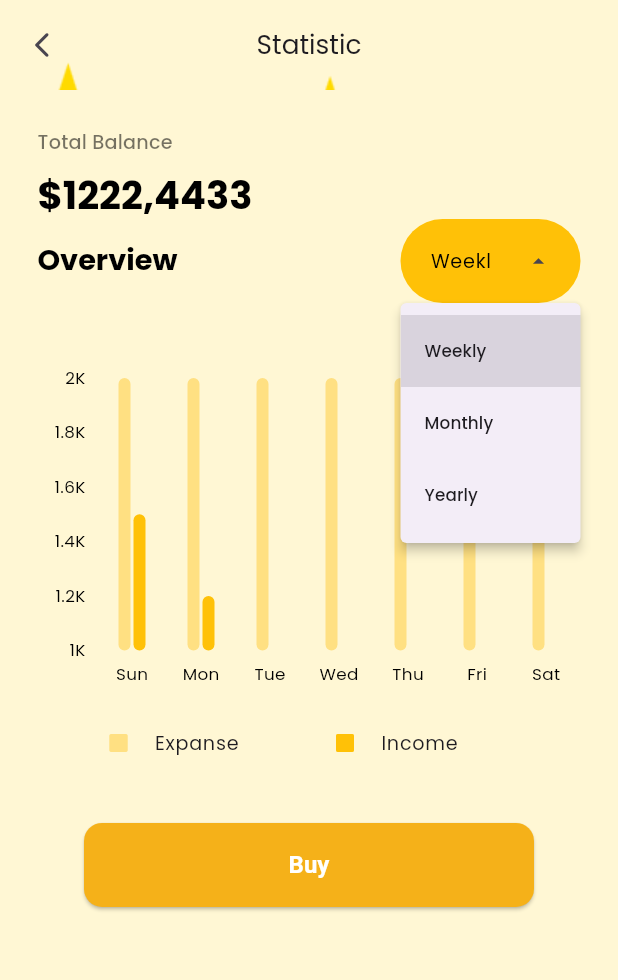
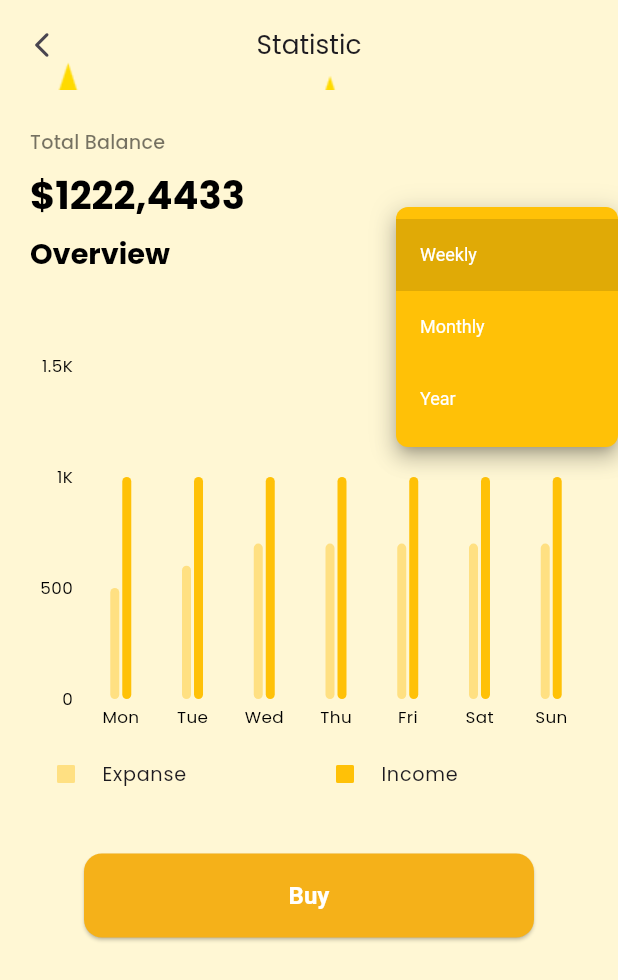
Before and after one commit to YahyaKhan007/E-Gold, a Flutter app: the StatisticView screen opened by its route, after a tap on "Weekly", on a phone screen of 412 x 824 dp. Shown: the top 980 px of the screen. Run offline on Flutter 3.47's test engine with Material 3 defaults, Android fonts, the phone set to English and light mode, and no system bars; drawn by our look-alikes of fl_chart; our stand-ins replace cloud_firestore, firebase_auth, firebase_core, firebase_storage, flutter_holo_date_picker, flutter_svg and 9 more; missing offline and left inert: flutter_facebook_auth, onscreen_num_keyboard; accounts and stored records are empty; project files that could hold a hidden picture were left out.

Commit message:
forget password and statistic work

```diff
--- a/lib/ui/views/auth_views/forgetpassword/forgetpassword_view.dart
+++ b/lib/ui/views/auth_views/forgetpassword/forgetpassword_view.dart
@@ -1,7 +1,6 @@
 import 'package:e_gold/ui/common/ui_helpers.dart';
 import 'package:flutter/gestures.dart';
 import 'package:flutter/material.dart';
-import 'package:flutter_svg/flutter_svg.dart';
 import 'package:intl_phone_number_input/intl_phone_number_input.dart';
 import 'package:stacked/stacked.dart';
 
--- a/lib/ui/views/statistic/statistic_view.dart
+++ b/lib/ui/views/statistic/statistic_view.dart
@@ -15,6 +15,67 @@ class StatisticView extends StackedView<StatisticViewModel> {
     StatisticViewModel viewModel,
     Widget? child,
   ) {
+    final List<Map<String, dynamic>> dropdownData = [
+      {'text': 'Weekly', 'value': 1},
+      {'text': 'Monthly', 'value': 2},
+      {'text': 'Year', 'value': 3},
+    ];
+
+    var dataYear = [
+      ExpenseIncomeModel(dataOf: 'Jan', expenses: 500, income: 1000.500),
+      ExpenseIncomeModel(dataOf: 'Feb', expenses: 600, income: 1000),
+      ExpenseIncomeModel(dataOf: 'Mar', expenses: 700, income: 1000),
+      ExpenseIncomeModel(dataOf: 'April', expenses: 700, income: 1000),
+      ExpenseIncomeModel(dataOf: 'May', expenses: 700, income: 1000),
+      ExpenseIncomeModel(dataOf: 'Jun', expenses: 700, income: 1000),
+      ExpenseIncomeModel(dataOf: 'Jul', expenses: 700, income: 1000),
+      ExpenseIncomeModel(dataOf: 'Aug', expenses: 700, income: 1000),
+      ExpenseIncomeModel(dataOf: 'Sep', expenses: 700, income: 1000),
+      ExpenseIncomeModel(dataOf: 'Oct', expenses: 70, income: 1000),
+      ExpenseIncomeModel(dataOf: 'Nov', expenses: 50, income: 1000),
+      ExpenseIncomeModel(dataOf: 'Dec', expenses: 80, income: 1000),
+    ];
+
+    var dataMonth = [
+      ExpenseIncomeModel(dataOf: '1', expenses: 500, income: 1000.500),
+      ExpenseIncomeModel(dataOf: '2', expenses: 600, income: 1000),
+      ExpenseIncomeModel(dataOf: '3', expenses: 700, income: 1000),
+      ExpenseIncomeModel(dataOf: '4', expenses: 700, income: 1000),
+      ExpenseIncomeModel(dataOf: '5', expenses: 700, income: 1000),
+      ExpenseIncomeModel(dataOf: '6', expenses: 700, income: 1000),
+      ExpenseIncomeModel(dataOf: '7', expenses: 700, income: 1000),
+      ExpenseIncomeModel(dataOf: '8', expenses: 700, income: 1000),
+      ExpenseIncomeModel(dataOf: '9', expenses: 700, income: 1000),
+      ExpenseIncomeModel(dataOf: '10', expenses: 70, income: 1000),
+      ExpenseIncomeModel(dataOf: '11', expenses: 50, income: 1000),
+      ExpenseIncomeModel(dataOf: '12', expenses: 80, income: 1000),
+      ExpenseIncomeModel(dataOf: '1', expenses: 500, income: 1000.500),
+      ExpenseIncomeModel(dataOf: '2', expenses: 600, income: 1000),
+      ExpenseIncomeModel(dataOf: '3', expenses: 700, income: 1000),
+      ExpenseIncomeModel(dataOf: '4', expenses: 700, income: 1000),
+      ExpenseIncomeModel(dataOf: '5', expenses: 700, income: 1000),
+      ExpenseIncomeModel(dataOf: '6', expenses: 700, income: 1000),
+      ExpenseIncomeModel(dataOf: '7', expenses: 700, income: 1000),
+      ExpenseIncomeModel(dataOf: '8', expenses: 700, income: 1000),
+      ExpenseIncomeModel(dataOf: '9', expenses: 700, income: 1000),
+      ExpenseIncomeModel(dataOf: '10', expenses: 70, income: 1000),
+      ExpenseIncomeModel(dataOf: '11', expenses: 50, income: 1000),
+      ExpenseIncomeModel(dataOf: '12', expenses: 80, income: 1000),
+      ExpenseIncomeModel(dataOf: '10', expenses: 70, income: 1000),
+      ExpenseIncomeModel(dataOf: '11', expenses: 50, income: 1000),
+      ExpenseIncomeModel(dataOf: '12', expenses: 80, income: 1000),
+    ];
+
+    var dataWeek = [
+      ExpenseIncomeModel(dataOf: 'Mon', expenses: 500, income: 1000.500),
+      ExpenseIncomeModel(dataOf: 'Tue', expenses: 600, income: 1000),
+      ExpenseIncomeModel(dataOf: 'Wed', expenses: 700, income: 1000),
+      ExpenseIncomeModel(dataOf: 'Thu', expenses: 700, income: 1000),
+      ExpenseIncomeModel(dataOf: 'Fri', expenses: 700, income: 1000),
+      ExpenseIncomeModel(dataOf: 'Sat', expenses: 700, income: 1000),
+      ExpenseIncomeModel(dataOf: 'Sun', expenses: 700, income: 1000),
+    ];
+
     return SafeArea(
       child: Scaffold(
         appBar: kAppBar(
@@ -22,7 +83,7 @@ class StatisticView extends StackedView<StatisticViewModel> {
             context: context,
             title: const Text('Statistic')),
         body: SingleChildScrollView(
-          padding: const EdgeInsets.only(left: 25.0, right: 25.0, top: 25.0),
+          padding: const EdgeInsets.only(left: 20.0, right: 20.0, top: 25.0),
           child: Column(
             crossAxisAlignment: CrossAxisAlignment.start,
             children: [
@@ -56,51 +117,46 @@ class StatisticView extends StackedView<StatisticViewModel> {
                                 color: Colors.black,
                                 fontWeight: FontWeight.w700),
                       ),
-                      const DropdownMenu(
-                          width: 120,
-                          inputDecorationTheme: InputDecorationTheme(
-                              isDense: true,
-                              filled: true,
-                              fillColor: Colors.amber),
-                          initialSelection: 0,
-                          dropdownMenuEntries: [
-                            DropdownMenuEntry(value: 0, label: 'Weekly'),
-                            DropdownMenuEntry(value: 1, label: 'Monthly'),
-                            DropdownMenuEntry(value: 2, label: 'Yearly'),
-                          ]),
+                      SizedBox(
+                        width: 108,
+                        height: 48,
+                        child: DropdownButtonFormField<dynamic>(
+                          isDense: true,
+                          value: viewModel.selectedValue,
+                          dropdownColor: Colors.amber,
+                          borderRadius: BorderRadius.circular(8.0),
+                          padding: const EdgeInsets.all(0),
+                          style: const TextStyle(fontSize: 12.0),
+                          decoration: const InputDecoration(
+                            isDense: true,
+                            fillColor: Colors.amber,
+                            iconColor: Colors.white,
+                          ),
+                          hint: Text(
+                            viewModel.selectedValue.toString(),
+                            style: Theme.of(context).textTheme.labelLarge,
+                          ),
+                          items: dropdownData.map((data) {
+                            return DropdownMenuItem<dynamic>(
+                                value: data['value'],
+                                child: Text(
+                                  data['text'].toString(),
+                                ));
+                          }).toList(),
+                          onChanged: viewModel.onButtonPressedDropDown,
+                        ),
+                      ),
                     ],
                   ),
                   verticalSpaceLarge,
-                  const KBarChart(weeklySummary: [
-                    {
-                      'expanse': 2000.0,
-                      'income': 1500.0,
-                    },
-                    {
-                      'expanse': 2000.0,
-                      'income': 1200.0,
-                    },
-                    {
-                      'expanse': 2000.0,
-                      'income': 1000.0,
-                    },
-                    {
-                      'expanse': 2000.0,
-                      'income': 1000.0,
-                    },
-                    {
-                      'expanse': 2000.0,
-                      'income': 1000.0,
-                    },
-                    {
-                      'expanse': 2000.0,
-                      'income': 1000.0,
-                    },
-                    {
-                      'expanse': 2000.0,
-                      'income': 1000.0,
-                    },
-                  ], maxYValue: 2000, minYValue: 1000)
+                  KBarChart(
+                      data: viewModel.selectedValue == 1
+                          ? dataWeek
+                          : viewModel.selectedValue == 2
+                              ? dataMonth
+                              : dataYear,
+                      maxYValue: 1500,
+                      minYValue: 0)
                 ],
               ),
               verticalSpaceMedium,
--- a/lib/ui/views/statistic/statistic_viewmodel.dart
+++ b/lib/ui/views/statistic/statistic_viewmodel.dart
@@ -1,5 +1,15 @@
+import 'package:flutter/material.dart';
 import 'package:stacked/stacked.dart';
 
 class StatisticViewModel extends BaseViewModel {
+  int? selectedValue = 1;
+
   void onButtonPressed() {}
+
+  void onButtonPressedDropDown(value) {
+    WidgetsBinding.instance.addPostFrameCallback((_) {
+      selectedValue = value;
+      rebuildUi();
+    });
+  }
 }
--- a/lib/ui/views/statistic/widgets/bar_chart.dart
+++ b/lib/ui/views/statistic/widgets/bar_chart.dart
@@ -1,145 +1,116 @@
+import 'package:e_gold/ui/common/ui_helpers.dart';
 import 'package:fl_chart/fl_chart.dart';
 import 'package:flutter/material.dart';
 
-class IndividualBar {
-  final int x;
-  final List<double> y;
+class ExpenseIncomeModel {
+  final String dataOf;
+  final double expenses;
+  final double income;
 
-  IndividualBar(
-    this.x,
-    this.y,
-  );
+  ExpenseIncomeModel({
+    required this.dataOf,
+    required this.expenses,
+    required this.income,
+  });
 }
 
-class BarData {
-  final List<double> sunAmount;
-  final List<double> monAmount;
-  final List<double> tueAmount;
-  final List<double> wedAmount;
-  final List<double> thuAmount;
-  final List<double> friAmount;
-  final List<double> satAmount;
+class KBarChart extends StatefulWidget {
+  final List<ExpenseIncomeModel> data;
 
-  BarData(this.sunAmount, this.monAmount, this.tueAmount, this.wedAmount,
-      this.thuAmount, this.friAmount, this.satAmount);
-
-  List<IndividualBar> weekData = [];
-
-  void initializeBarData() {
-    weekData = [
-      IndividualBar(1, [sunAmount[0], sunAmount[1]]),
-      IndividualBar(2, [monAmount[0], monAmount[1]]),
-      IndividualBar(3, [tueAmount[0], tueAmount[1]]),
-      IndividualBar(4, [wedAmount[0], wedAmount[1]]),
-      IndividualBar(5, [thuAmount[0], thuAmount[1]]),
-      IndividualBar(6, [friAmount[0], friAmount[1]]),
-      IndividualBar(7, [satAmount[0], satAmount[1]]),
-    ];
-  }
-}
-
-class KBarChart extends StatelessWidget {
-  final List<Map<String, dynamic>> weeklySummary;
   final double? maxYValue;
   final double? minYValue;
 
   const KBarChart(
       {super.key,
-      required this.weeklySummary,
+      required this.data,
       required this.maxYValue,
       required this.minYValue});
 
   @override
+  State<KBarChart> createState() => _KBarChartState();
+}
+
+class _KBarChartState extends State<KBarChart> {
+  @override
   Widget build(BuildContext context) {
-    BarData weeklyStatistics = BarData(
-      [
-        weeklySummary[0]['expanse'],
-        weeklySummary[0]['income'],
-      ],
-      [
-        weeklySummary[1]['expanse'],
-        weeklySummary[1]['income'],
-      ],
-      [
-        weeklySummary[2]['expanse'],
-        weeklySummary[2]['income'],
-      ],
-      [
-        weeklySummary[3]['expanse'],
-        weeklySummary[3]['income'],
-      ],
-      [
-        weeklySummary[4]['expanse'],
-        weeklySummary[4]['income'],
-      ],
-      [
-        weeklySummary[5]['expanse'],
-        weeklySummary[5]['income'],
-      ],
-      [
-        weeklySummary[6]['expanse'],
-        weeklySummary[6]['income'],
-      ],
-    );
-
-    weeklyStatistics.initializeBarData();
-
     return Column(
-      crossAxisAlignment: CrossAxisAlignment.center,
       children: [
-        Container(
-          margin: const EdgeInsets.only(bottom: 12.0),
-          child: AspectRatio(
-            aspectRatio: 16 / 9,
+        SingleChildScrollView(
+          scrollDirection: Axis.horizontal,
+          controller: ScrollController(),
+          child: SizedBox(
+            width: widget.data.length == 7
+                ? screenWidth(context) * .9
+                : widget.data.length <= 28 || widget.data.length <= 30
+                    ? 800
+                    : 640,
+            height: 244,
             child: BarChart(
               BarChartData(
                 alignment: BarChartAlignment.spaceAround,
-                maxY: maxYValue,
-                minY: minYValue,
+                maxY: widget.maxYValue,
+                minY: widget.minYValue,
                 gridData: const FlGridData(show: false),
                 borderData: FlBorderData(show: false),
-                titlesData: const FlTitlesData(
+                titlesData: FlTitlesData(
                   show: true,
-                  rightTitles: AxisTitles(
+                  rightTitles: const AxisTitles(
                       sideTitles: SideTitles(
                     showTitles: false,
                   )),
-                  topTitles: AxisTitles(
+                  topTitles: const AxisTitles(
                     sideTitles: SideTitles(
                       showTitles: false,
                     ),
                   ),
-                  leftTitles: AxisTitles(
+                  leftTitles: const AxisTitles(
                       sideTitles:
-                          SideTitles(showTitles: true, reservedSize: 40)),
+                          SideTitles(showTitles: true, reservedSize: 36)),
                   bottomTitles: AxisTitles(
-                      sideTitles: SideTitles(
-                          showTitles: true, getTitlesWidget: getBottomTitles)),
+                    sideTitles: SideTitles(
+                      showTitles: true,
+                      getTitlesWidget: (
+                        double value,
+                        TitleMeta meta,
+                      ) {
+                        return SideTitleWidget(
+                            space: 4,
+                            axisSide: meta.axisSide,
+                            child: Text(
+                              widget.data[value.toInt()].dataOf,
+                            ));
+                      },
+                    ),
+                  ),
                 ),
-                barGroups: weeklyStatistics.weekData
-                    .map((data) => BarChartGroupData(x: data.x, barRods: [
+                barGroups: widget.data
+                    .asMap()
+                    .entries
+                    .map(
+                      (entry) => BarChartGroupData(
+                        x: entry.key,
+                        barRods: [
                           BarChartRodData(
+                            width: 6,
+                            toY: entry.value.expenses,
                             color: Colors.amber[200],
-                            toY: data.y[0],
-                            width: 8,
-                            borderRadius: BorderRadius.circular(4),
                           ),
                           BarChartRodData(
+                            width: 6,
+                            toY: entry.value.income,
                             color: Colors.amber,
-                            toY: data.y[1],
-                            width: 8,
-                            borderRadius: BorderRadius.circular(4),
                           ),
-                        ]))
+                        ],
+                      ),
+                    )
                     .toList(),
               ),
             ),
           ),
         ),
-        Padding(
-          padding: const EdgeInsets.symmetric(horizontal: 30.0),
+        Center(
           child: Row(
-            mainAxisAlignment: MainAxisAlignment.spaceAround,
+            mainAxisAlignment: MainAxisAlignment.start,
             children: [
               Expanded(
                 child: ListTile(
@@ -170,49 +141,3 @@ class KBarChart extends StatelessWidget {
     );
   }
 }
-
-Widget getBottomTitles(
-  double value,
-  TitleMeta meta,
-) {
-  var style = const TextStyle(
-    fontWeight: FontWeight.w400,
-  );
-
-  Widget text;
-
-  switch (value.toInt()) {
-    case 1:
-      text = Text("Sun", style: style);
-      break;
-
-    case 2:
-      text = Text("Mon", style: style);
-      break;
-
-    case 3:
-      text = Text("Tue", style: style);
-      break;
-
-    case 4:
-      text = Text("Wed", style: style);
-      break;
-
-    case 5:
-      text = Text("Thu", style: style);
-      break;
-    case 6:
-      text = Text("Fri", style: style);
-      break;
-
-    case 7:
-      text = Text("Sat", style: style);
-      break;
-
-    default:
-      text = Text("", style: style);
-      break;
-  }
-
-  return SideTitleWidget(axisSide: meta.axisSide, child: text);
-}
```
